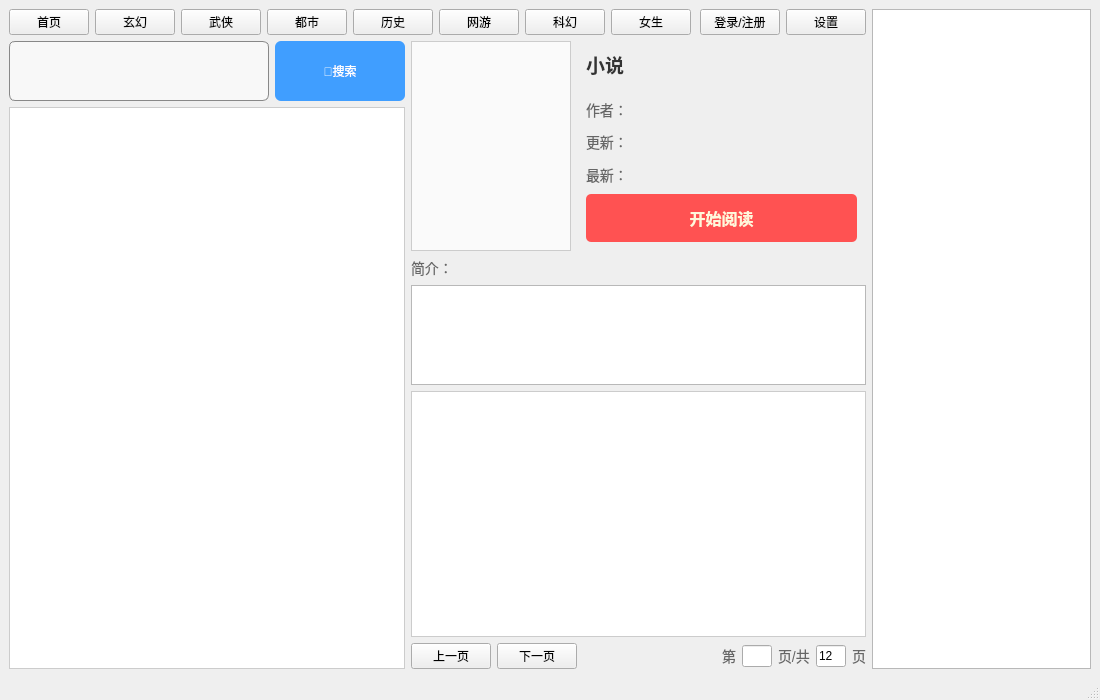
The window that mainwindow.ui (lankai7/Novel_Book) describes before a commit, drawn with Qt 5.
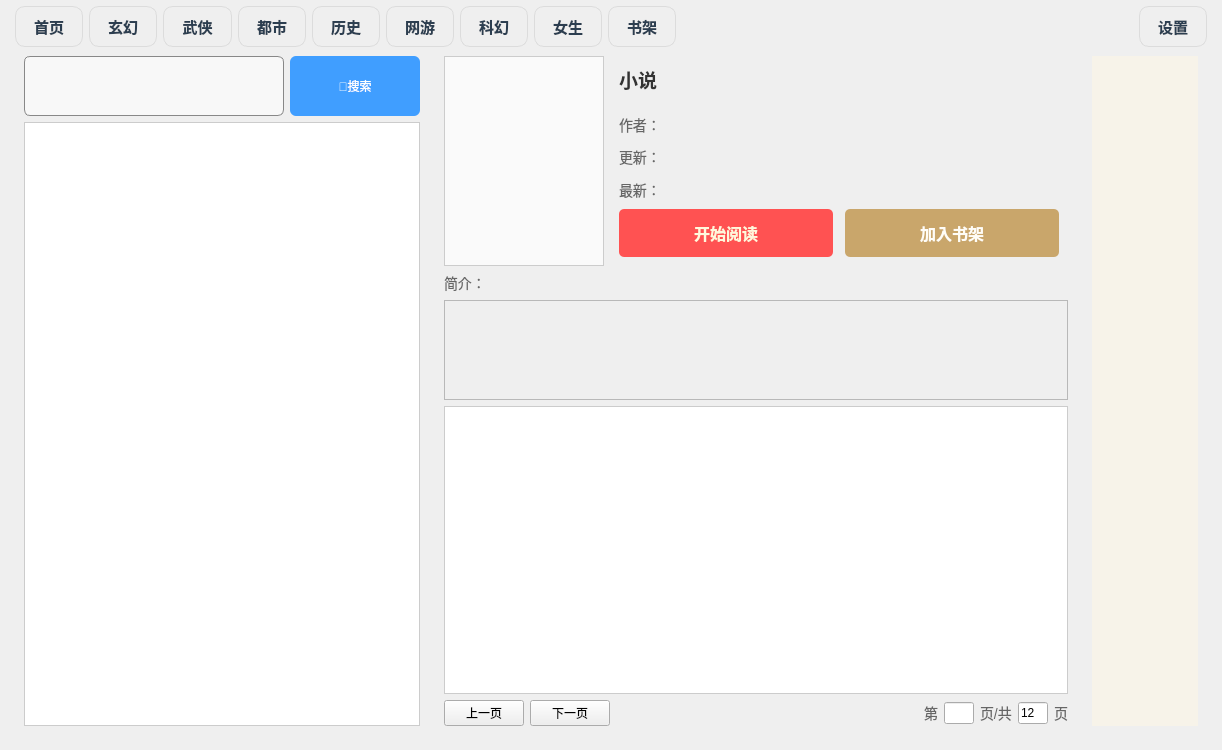
The same window after the commit.

What changed in the file:
```diff
--- a/mainwindow.ui
+++ b/mainwindow.ui
@@ -6,8 +6,8 @@
    <rect>
     <x>0</x>
     <y>0</y>
-    <width>1100</width>
-    <height>700</height>
+    <width>1222</width>
+    <height>750</height>
    </rect>
   </property>
   <property name="windowTitle">
@@ -86,6 +86,12 @@
     color: #333;
 }
 
+/* 最新 */
+QLabel#lastchapter {
+    font-size: 11px;
+    font-weight: bold;
+    color: #333;
+}
 /* 封面（建议） */
 QLabel#labelCover {
     border: 1px solid #ccc;
@@ -122,193 +128,88 @@
 }
 </string>
    </property>
-   <layout class="QHBoxLayout" name="horizontalLayout">
+   <layout class="QVBoxLayout" name="verticalLayout_4" stretch="0,2">
+    <property name="spacing">
+     <number>0</number>
+    </property>
+    <property name="leftMargin">
+     <number>6</number>
+    </property>
+    <property name="topMargin">
+     <number>6</number>
+    </property>
+    <property name="rightMargin">
+     <number>6</number>
+    </property>
+    <property name="bottomMargin">
+     <number>6</number>
+    </property>
     <item>
-     <layout class="QGridLayout" name="gridLayout" rowstretch="0,1,1,0,0,2,0" columnstretch="2,1,2,2,2" rowminimumheight="0,1,1,0,0,2,0" columnminimumwidth="2,1,2,2,2">
-      <item row="1" column="3" rowspan="2" colspan="2">
-       <widget class="QWidget" name="info" native="true">
-        <layout class="QGridLayout" name="gridLayout_2" columnstretch="0,0,0,0">
-         <item row="3" column="3">
-          <widget class="QLabel" name="full">
-           <property name="text">
-            <string/>
-           </property>
-          </widget>
-         </item>
-         <item row="2" column="1">
-          <widget class="QLabel" name="label_2">
+     <widget class="QWidget" name="index_widget" native="true">
+      <property name="enabled">
+       <bool>true</bool>
+      </property>
+      <property name="sizePolicy">
+       <sizepolicy hsizetype="Preferred" vsizetype="Minimum">
+        <horstretch>0</horstretch>
+        <verstretch>0</verstretch>
+       </sizepolicy>
+      </property>
            <property name="maximumSize">
             <size>
-             <width>50</width>
+        <width>16777215</width>
              <height>16777215</height>
             </size>
            </property>
-           <property name="text">
-            <string>作者：</string>
-           </property>
-          </widget>
-         </item>
-         <item row="5" column="1" colspan="3">
-          <widget class="QPushButton" name="read_btn">
            <property name="styleSheet">
             <string notr="true">QPushButton {
-    background-color: #FF5252;  
-    color: #FFF8DC;            
-    border: none;
-    padding: 12px 32px;
-    font-size: 16px;
-    font-weight: bold;
-    border-radius: 5px;
-    min-width: 150px;
+    color: #2c3e50;
+    background: qlineargradient(
+        x1:0, y1:0, x2:0, y2:1,
+        stop:0 #ffffff,
+        stop:1 #f3f3f3
+    );
+    border: 1px solid #dcdcdc;
+    border-radius: 10px;
+    padding: 8px 18px;
+    font-size: 15px;
+    font-weight: 500;
 }
 
 QPushButton:hover {
-    background-color: #FF6B6B;
-    color: white;
+    background: qlineargradient(
+        x1:0, y1:0, x2:0, y2:1,
+        stop:0 #ffffff,
+        stop:1 #eaeaea
+    );
+    border-color: #c8c8c8;
 }
 
 QPushButton:pressed {
-    background-color: #E53935;
-}</string>
-           </property>
-           <property name="text">
-            <string>开始阅读</string>
-           </property>
-          </widget>
-         </item>
-         <item row="2" column="2">
-          <widget class="QLabel" name="labelAuthor">
-           <property name="text">
-            <string/>
-           </property>
-          </widget>
-         </item>
-         <item row="4" column="2" colspan="2">
-          <widget class="QLabel" name="lastchapter">
-           <property name="text">
-            <string/>
-           </property>
-          </widget>
-         </item>
-         <item row="0" column="1" colspan="3">
-          <widget class="QLabel" name="labelTitle">
-           <property name="text">
-            <string>小说</string>
-           </property>
-          </widget>
-         </item>
-         <item row="2" column="3">
-          <widget class="QLabel" name="type">
-           <property name="text">
-            <string/>
-           </property>
-          </widget>
-         </item>
-         <item row="3" column="2">
-          <widget class="QLabel" name="lastupdate">
-           <property name="text">
-            <string/>
-           </property>
-          </widget>
-         </item>
-         <item row="4" column="1">
-          <widget class="QLabel" name="label_4">
-           <property name="maximumSize">
-            <size>
-             <width>50</width>
-             <height>16777215</height>
-            </size>
-           </property>
-           <property name="text">
-            <string>最新：</string>
-           </property>
-          </widget>
-         </item>
-         <item row="3" column="1">
-          <widget class="QLabel" name="label">
-           <property name="maximumSize">
-            <size>
-             <width>50</width>
-             <height>16777215</height>
-            </size>
-           </property>
-           <property name="text">
-            <string>更新：</string>
-           </property>
-          </widget>
-         </item>
-         <item row="1" column="1" colspan="3">
-          <widget class="QLabel" name="label_5">
-           <property name="minimumSize">
-            <size>
-             <width>0</width>
-             <height>5</height>
-            </size>
-           </property>
-           <property name="maximumSize">
-            <size>
-             <width>16777215</width>
-             <height>5</height>
-            </size>
-           </property>
-           <property name="text">
-            <string/>
-           </property>
-          </widget>
-         </item>
-        </layout>
-       </widget>
-      </item>
-      <item row="3" column="2" colspan="3">
-       <widget class="QLabel" name="label_3">
-        <property name="text">
-         <string>简介：</string>
-        </property>
-       </widget>
-      </item>
-      <item row="4" column="2" colspan="3">
-       <widget class="QTextBrowser" name="intro">
-        <property name="minimumSize">
-         <size>
-          <width>0</width>
-          <height>100</height>
-         </size>
-        </property>
-        <property name="maximumSize">
-         <size>
-          <width>16777215</width>
-          <height>100</height>
-         </size>
-        </property>
-       </widget>
-      </item>
-      <item row="5" column="2" colspan="3">
-       <widget class="QListWidget" name="listChapter"/>
-      </item>
-      <item row="1" column="2" rowspan="2">
-       <widget class="QLabel" name="labelCover">
-        <property name="minimumSize">
-         <size>
-          <width>160</width>
-          <height>210</height>
-         </size>
-        </property>
-        <property name="maximumSize">
-         <size>
-          <width>160</width>
-          <height>210</height>
-         </size>
-        </property>
-        <property name="styleSheet">
-         <string notr="true"/>
-        </property>
-        <property name="text">
-         <string/>
-        </property>
-       </widget>
-      </item>
-      <item row="0" column="0" colspan="5">
+    background: #e0e0e0;
+    border-color: #b5b5b5;
+}
+
+QPushButton:disabled {
+    background: #f7f7f7;
+    color: #b0b0b0;
+    border-color: #ededed;
+}
+</string>
+      </property>
        <layout class="QHBoxLayout" name="horizontalLayout_2">
+       <property name="spacing">
+        <number>6</number>
+       </property>
+       <property name="sizeConstraint">
+        <enum>QLayout::SetMinimumSize</enum>
+       </property>
+       <property name="topMargin">
+        <number>0</number>
+       </property>
+       <property name="bottomMargin">
+        <number>0</number>
+       </property>
         <item>
          <widget class="QPushButton" name="index">
           <property name="text">
@@ -365,6 +266,13 @@
           </property>
          </widget>
         </item>
+       <item>
+        <widget class="QPushButton" name="book_shelf">
+         <property name="text">
+          <string>书架</string>
+         </property>
+        </widget>
+       </item>
         <item>
          <spacer name="horizontalSpacer">
           <property name="orientation">
@@ -378,13 +286,6 @@
           </property>
          </spacer>
         </item>
-        <item>
-         <widget class="QPushButton" name="login">
-          <property name="text">
-           <string>登录/注册</string>
-          </property>
-         </widget>
-        </item>
         <item>
          <widget class="QPushButton" name="btnSetApi">
           <property name="text">
@@ -393,8 +294,42 @@
          </widget>
         </item>
        </layout>
-      </item>
-      <item row="1" column="1">
+     </widget>
+    </item>
+    <item>
+     <widget class="QWidget" name="page_widget" native="true">
+      <layout class="QHBoxLayout" name="window_widget" stretch="0,0,0">
+       <property name="topMargin">
+        <number>0</number>
+       </property>
+       <item>
+        <widget class="QWidget" name="search_widget" native="true">
+         <property name="maximumSize">
+          <size>
+           <width>416</width>
+           <height>16777215</height>
+          </size>
+         </property>
+         <layout class="QVBoxLayout" name="verticalLayout">
+          <item>
+           <layout class="QHBoxLayout" name="horizontalLayout_4">
+            <item>
+             <widget class="QLineEdit" name="editKeyword">
+              <property name="minimumSize">
+               <size>
+                <width>260</width>
+                <height>60</height>
+               </size>
+              </property>
+              <property name="maximumSize">
+               <size>
+                <width>260</width>
+                <height>60</height>
+               </size>
+              </property>
+             </widget>
+            </item>
+            <item>
        <widget class="QPushButton" name="btnSearch">
         <property name="minimumSize">
          <size>
@@ -413,26 +348,268 @@
         </property>
        </widget>
       </item>
-      <item row="1" column="0">
-       <widget class="QLineEdit" name="editKeyword">
+           </layout>
+          </item>
+          <item>
+           <widget class="QListWidget" name="listSearch">
+            <property name="sizePolicy">
+             <sizepolicy hsizetype="Minimum" vsizetype="Expanding">
+              <horstretch>0</horstretch>
+              <verstretch>0</verstretch>
+             </sizepolicy>
+            </property>
+           </widget>
+          </item>
+         </layout>
+        </widget>
+       </item>
+       <item>
+        <widget class="QWidget" name="info_widget" native="true">
+         <property name="sizePolicy">
+          <sizepolicy hsizetype="Preferred" vsizetype="Preferred">
+           <horstretch>0</horstretch>
+           <verstretch>0</verstretch>
+          </sizepolicy>
+         </property>
+         <layout class="QVBoxLayout" name="verticalLayout_2">
+          <item>
+           <layout class="QHBoxLayout" name="horizontalLayout_5">
+            <item>
+             <widget class="QLabel" name="labelCover">
         <property name="minimumSize">
          <size>
-          <width>260</width>
-          <height>60</height>
+                <width>160</width>
+                <height>210</height>
          </size>
         </property>
         <property name="maximumSize">
          <size>
-          <width>260</width>
-          <height>60</height>
-         </size>
-        </property>
-       </widget>
-      </item>
-      <item row="2" column="0" rowspan="5" colspan="2">
-       <widget class="QListWidget" name="listSearch"/>
-      </item>
-      <item row="6" column="2" colspan="3">
+                <width>160</width>
+                <height>210</height>
+               </size>
+              </property>
+              <property name="styleSheet">
+               <string notr="true"/>
+              </property>
+              <property name="text">
+               <string/>
+              </property>
+             </widget>
+            </item>
+            <item>
+             <widget class="QWidget" name="info" native="true">
+              <layout class="QGridLayout" name="gridLayout_2" columnstretch="0,0,0,0">
+               <item row="0" column="1" colspan="3">
+                <widget class="QLabel" name="labelTitle">
+                 <property name="text">
+                  <string>小说</string>
+                 </property>
+                </widget>
+               </item>
+               <item row="3" column="2">
+                <widget class="QLabel" name="lastupdate">
+                 <property name="text">
+                  <string/>
+                 </property>
+                </widget>
+               </item>
+               <item row="4" column="1">
+                <widget class="QLabel" name="label_4">
+                 <property name="maximumSize">
+                  <size>
+                   <width>50</width>
+                   <height>16777215</height>
+                  </size>
+                 </property>
+                 <property name="text">
+                  <string>最新：</string>
+                 </property>
+                </widget>
+               </item>
+               <item row="3" column="1">
+                <widget class="QLabel" name="label">
+                 <property name="maximumSize">
+                  <size>
+                   <width>50</width>
+                   <height>16777215</height>
+                  </size>
+                 </property>
+                 <property name="text">
+                  <string>更新：</string>
+                 </property>
+                </widget>
+               </item>
+               <item row="2" column="2">
+                <widget class="QLabel" name="labelAuthor">
+                 <property name="text">
+                  <string/>
+                 </property>
+                </widget>
+               </item>
+               <item row="1" column="1" colspan="3">
+                <widget class="QLabel" name="label_5">
+                 <property name="minimumSize">
+                  <size>
+                   <width>0</width>
+                   <height>5</height>
+                  </size>
+                 </property>
+                 <property name="maximumSize">
+                  <size>
+                   <width>16777215</width>
+                   <height>5</height>
+                  </size>
+                 </property>
+                 <property name="text">
+                  <string/>
+                 </property>
+                </widget>
+               </item>
+               <item row="3" column="3">
+                <widget class="QLabel" name="full">
+                 <property name="text">
+                  <string/>
+                 </property>
+                </widget>
+               </item>
+               <item row="2" column="3">
+                <widget class="QLabel" name="type">
+                 <property name="text">
+                  <string/>
+                 </property>
+                </widget>
+               </item>
+               <item row="2" column="1">
+                <widget class="QLabel" name="label_2">
+                 <property name="maximumSize">
+                  <size>
+                   <width>50</width>
+                   <height>16777215</height>
+                  </size>
+                 </property>
+                 <property name="text">
+                  <string>作者：</string>
+                 </property>
+                </widget>
+               </item>
+               <item row="4" column="2" colspan="2">
+                <widget class="QLabel" name="lastchapter">
+                 <property name="text">
+                  <string/>
+                 </property>
+                </widget>
+               </item>
+               <item row="5" column="1" colspan="3">
+                <layout class="QHBoxLayout" name="horizontalLayout">
+                 <property name="spacing">
+                  <number>12</number>
+                 </property>
+                 <item>
+                  <widget class="QPushButton" name="read_btn">
+                   <property name="minimumSize">
+                    <size>
+                     <width>214</width>
+                     <height>0</height>
+                    </size>
+                   </property>
+                   <property name="styleSheet">
+                    <string notr="true">QPushButton {
+    background-color: #FF5252;  
+    color: #FFF8DC;            
+    border: none;
+    padding: 12px 32px;
+    font-size: 16px;
+    font-weight: bold;
+    border-radius: 5px;
+    min-width: 150px;
+}
+
+QPushButton:hover {
+    background-color: #FF6B6B;
+    color: white;
+}
+
+QPushButton:pressed {
+    background-color: #E53935;
+}</string>
+                   </property>
+                   <property name="text">
+                    <string>开始阅读</string>
+                   </property>
+                  </widget>
+                 </item>
+                 <item>
+                  <widget class="QPushButton" name="add_bookshelf">
+                   <property name="minimumSize">
+                    <size>
+                     <width>214</width>
+                     <height>0</height>
+                    </size>
+                   </property>
+                   <property name="styleSheet">
+                    <string notr="true">QPushButton {
+    background-color: #C9A66B;      /* 复古纸张棕 */
+    color: #FFFDF7;
+    border: none;
+    padding: 12px 32px;
+    font-size: 16px;
+    font-weight: bold;
+    border-radius: 5px;
+    min-width: 150px;
+}
+
+QPushButton:hover {
+    background-color: #D8B782;
+    color: white;
+}
+
+QPushButton:pressed {
+    background-color: #B89155;
+}
+</string>
+                   </property>
+                   <property name="text">
+                    <string>加入书架</string>
+                   </property>
+                  </widget>
+                 </item>
+                </layout>
+               </item>
+              </layout>
+             </widget>
+            </item>
+           </layout>
+          </item>
+          <item>
+           <widget class="QLabel" name="label_3">
+            <property name="text">
+             <string>简介：</string>
+            </property>
+           </widget>
+          </item>
+          <item>
+           <widget class="QTextBrowser" name="intro">
+            <property name="enabled">
+             <bool>false</bool>
+            </property>
+            <property name="minimumSize">
+             <size>
+              <width>0</width>
+              <height>100</height>
+             </size>
+            </property>
+            <property name="maximumSize">
+             <size>
+              <width>16777215</width>
+              <height>100</height>
+             </size>
+            </property>
+           </widget>
+          </item>
+          <item>
+           <widget class="QListWidget" name="listChapter"/>
+          </item>
+          <item>
        <layout class="QHBoxLayout" name="horizontalLayout_3">
         <item>
          <widget class="QPushButton" name="pushButton">
@@ -508,20 +685,94 @@
        </layout>
       </item>
      </layout>
-    </item>
+        </widget>
+       </item>
+       <item>
+        <widget class="QWidget" name="chapter_wdiget" native="true">
+         <layout class="QVBoxLayout" name="verticalLayout_3" stretch="0">
+          <property name="spacing">
+           <number>9</number>
+          </property>
+          <property name="leftMargin">
+           <number>9</number>
+          </property>
+          <property name="topMargin">
+           <number>9</number>
+          </property>
+          <property name="rightMargin">
+           <number>9</number>
+          </property>
+          <property name="bottomMargin">
+           <number>9</number>
+          </property>
     <item>
      <widget class="QTextBrowser" name="chapter_text">
+            <property name="enabled">
+             <bool>true</bool>
+            </property>
       <property name="maximumSize">
        <size>
-        <width>700</width>
+              <width>550</width>
         <height>16777215</height>
        </size>
       </property>
+            <property name="styleSheet">
+             <string notr="true">QTextBrowser {
+    /* 背景颜色：柔和米白 */
+    background-color: #F7F3E9;
+
+    /* 正文字体：常用阅读字体 */
+    font-family: &quot;Microsoft YaHei&quot;, &quot;微软雅黑&quot;, &quot;SimSun&quot;, &quot;宋体&quot;;
+
+    /* 字号大一点（阅读更舒服） */
+    font-size: 18px;
+
+    /* 字体颜色 */
+    color: #333333;
+
+    /* 控件边框去掉 */
+    border: none;
+
+    /* 内边距，避免文字贴边 */
+    padding: 16px;
+
+    /* 行高（行间距） */
+    line-height: 1.6;
+
+    /* 自动换行更自然 */
+    text-align: left;
+}
+
+/* 处理内部段落样式（HTML标签） */
+QTextBrowser p {
+    /* 首行缩进两字符 */
+    text-indent: 2em;
+
+    /* 段落间距 */
+    margin: 0 0 12px 0;
+}
+
+/* 超链接统一颜色（如果小说包含目录链接等） */
+QTextBrowser a {
+    color: #1A73E8;
+    text-decoration: none;
+}
+
+QTextBrowser a:hover {
+    text-decoration: underline;
+}
+</string>
+            </property>
      </widget>
     </item>
    </layout>
   </widget>
-  <widget class="QStatusBar" name="statusbar"/>
+       </item>
+      </layout>
+     </widget>
+    </item>
+   </layout>
+  </widget>
  </widget>
  <resources/>
  <connections/>
```
Left out of the diff: 8 changed lines with no effect on the pictures. Lines whose indentation alone changed are shown as unchanged.
